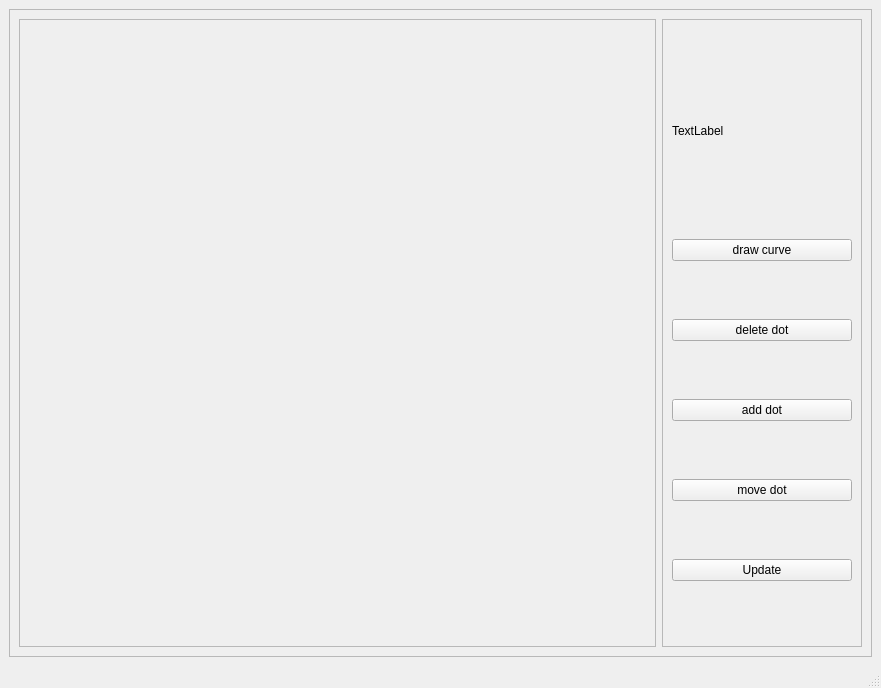
Before: the Qt Designer form ui/main.ui in CheckListHW/InputData, drawn with Qt 5.
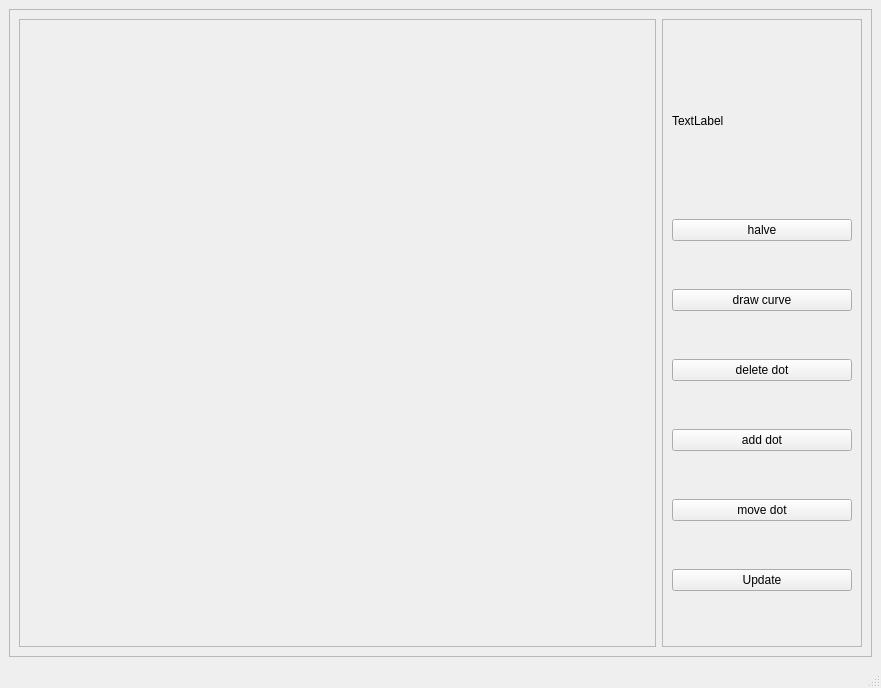
After: the same form once the commit is applied.

```diff
--- a/ui/main.ui
+++ b/ui/main.ui
@@ -80,6 +80,13 @@
             </property>
            </widget>
           </item>
+          <item>
+           <widget class="QPushButton" name="halve">
+            <property name="text">
+             <string>halve</string>
+            </property>
+           </widget>
+          </item>
           <item>
            <widget class="QPushButton" name="drawCurve">
             <property name="text">
```
